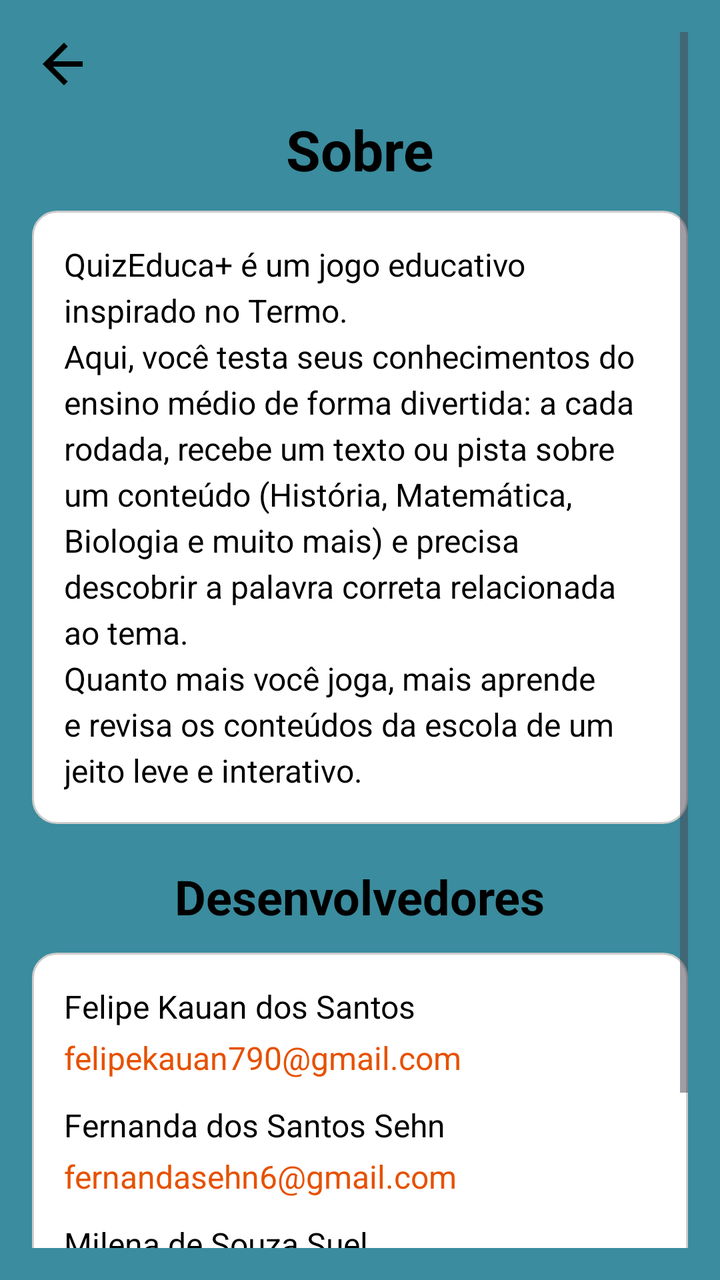
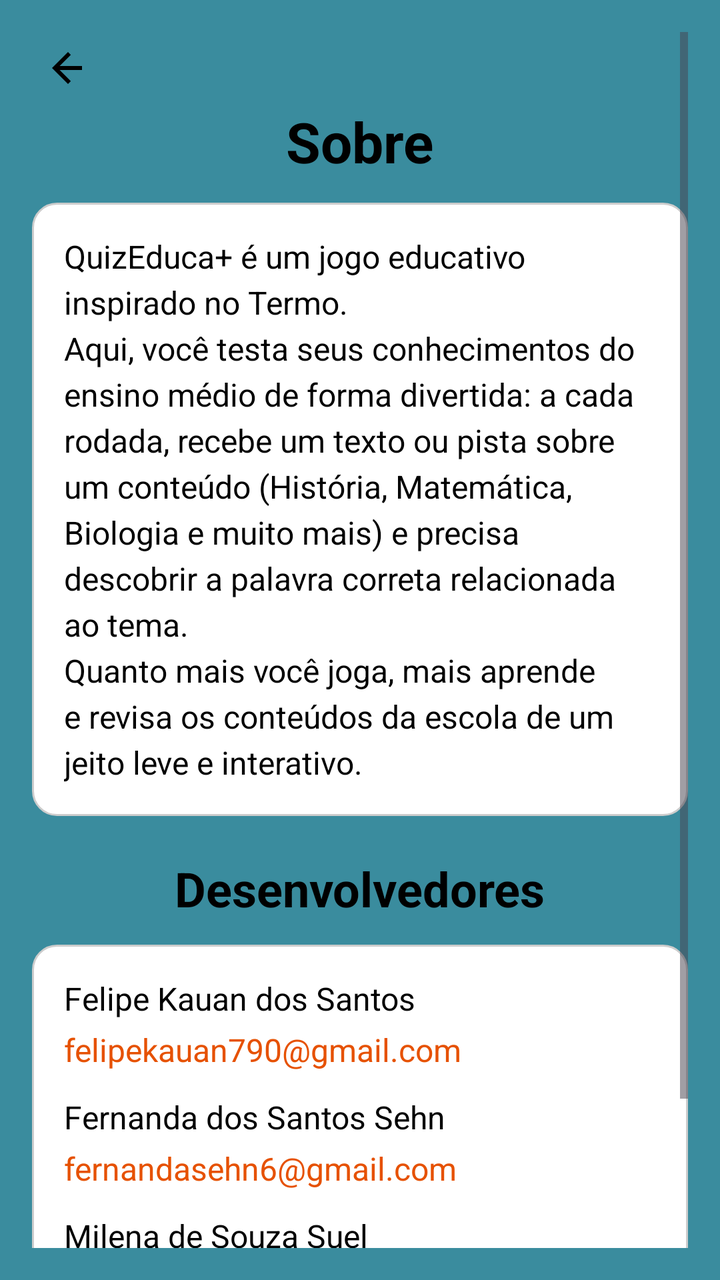

The first picture is an Android layout as it rendered before a commit; the second is the same layout after the commit. The layout source and the unified diff follow.
<!-- AndroidManifest.xml: application theme Theme.QuizEduca -->
<!-- res/layout/activity_sobre.xml -->
<?xml version="1.0" encoding="utf-8"?>
<ScrollView xmlns:android="http://schemas.android.com/apk/res/android"
    android:layout_width="match_parent"
    android:layout_height="match_parent"
    android:background="#3A8C9E"
    android:padding="16dp">

    <LinearLayout
        android:layout_width="match_parent"
        android:layout_height="wrap_content"
        android:orientation="vertical">

        
        <ImageView
            android:id="@+id/btnVoltarSobre"
            android:layout_width="32dp"
            android:layout_height="32dp"
            android:src="@drawable/ic_arrow_back"
            android:contentDescription="Voltar"
            android:layout_marginBottom="8dp" />

        
        <TextView
            android:layout_width="wrap_content"
            android:layout_height="wrap_content"
            android:text="Sobre"
            android:textSize="28sp"
            android:textStyle="bold"
            android:textColor="#000000"
            android:layout_gravity="center"
            android:layout_marginBottom="12dp"/>

        
        <TextView
            android:layout_width="match_parent"
            android:layout_height="wrap_content"
            android:background="@drawable/dialog_background"
            android:padding="16dp"
            android:text="QuizEduca+ é um jogo educativo inspirado no Termo.\nAqui, você testa seus conhecimentos do ensino médio de forma divertida: a cada rodada, recebe um texto ou pista sobre um conteúdo (História, Matemática, Biologia e muito mais) e precisa descobrir a palavra correta relacionada ao tema.\nQuanto mais você joga, mais aprende e revisa os conteúdos da escola de um jeito leve e interativo."
            android:textColor="#000000"
            android:textSize="16sp"
            android:lineSpacingExtra="4dp"
            android:layout_marginBottom="20dp" />

        
        <TextView
            android:layout_width="wrap_content"
            android:layout_height="wrap_content"
            android:text="Desenvolvedores"
            android:textSize="24sp"
            android:textStyle="bold"
            android:textColor="#000000"
            android:layout_gravity="center"
            android:layout_marginBottom="12dp"/>

        
        <LinearLayout
            android:layout_width="match_parent"
            android:layout_height="wrap_content"
            android:background="@drawable/dialog_background"
            android:orientation="vertical"
            android:padding="16dp">

            <TextView
                android:layout_width="wrap_content"
                android:layout_height="wrap_content"
                android:text="Felipe Kauan dos Santos"
                android:textColor="#000000"
                android:textSize="16sp"
                android:layout_marginBottom="4dp" />

            <TextView
                android:layout_width="wrap_content"
                android:layout_height="wrap_content"
                android:text="felipekauan790@gmail.com"
                android:textColor="#E65100"
                android:textSize="16sp"
                android:layout_marginBottom="12dp" />

            <TextView
                android:layout_width="wrap_content"
                android:layout_height="wrap_content"
                android:text="Fernanda dos Santos Sehn"
                android:textColor="#000000"
                android:textSize="16sp"
                android:layout_marginBottom="4dp" />

            <TextView
                android:layout_width="wrap_content"
                android:layout_height="wrap_content"
                android:text="fernandasehn6@gmail.com"
                android:textColor="#E65100"
                android:textSize="16sp"
                android:layout_marginBottom="12dp" />

            <TextView
                android:layout_width="wrap_content"
                android:layout_height="wrap_content"
                android:text="Milena de Souza Suel"
                android:textColor="#000000"
                android:textSize="16sp"
                android:layout_marginBottom="4dp" />

            <TextView
                android:layout_width="wrap_content"
                android:layout_height="wrap_content"
                android:text="milenasouzasuiel8@gmail.com"
                android:textColor="#E65100"
                android:textSize="16sp"
                android:layout_marginBottom="12dp" />

            <TextView
                android:layout_width="wrap_content"
                android:layout_height="wrap_content"
                android:text="Sofia Müller David"
                android:textColor="#000000"
                android:textSize="16sp"
                android:layout_marginBottom="4dp" />

            <TextView
                android:layout_width="wrap_content"
                android:layout_height="wrap_content"
                android:text="sofiamulleri201@gmail.com"
                android:textColor="#E65100"
                android:textSize="16sp" />

        </LinearLayout>
    </LinearLayout>

</ScrollView>
<!-- resources referenced by this layout -->
<resources>
  <!-- drawable dialog_background (drawable) -->
  <?xml version="1.0" encoding="utf-8"?>
  <shape xmlns:android="http://schemas.android.com/apk/res/android">
      <solid android:color="#FFFFFF" />
      <corners android:radius="12dp" />
      <stroke
          android:width="1dp"
          android:color="#CCCCCC" />
  </shape>
  <!-- drawable ic_arrow_back (drawable) -->
  <?xml version="1.0" encoding="utf-8"?>
  <vector xmlns:android="http://schemas.android.com/apk/res/android"
      android:width="24dp"
      android:height="24dp"
      android:viewportWidth="24"
      android:viewportHeight="24">
  
      <path
          android:fillColor="@color/black"
          android:pathData="M19,11H7.83l5.59,-5.59L12,4l-8,8 8,8 1.41,-1.41L7.83,13H19v-2z"/>
  </vector>
  <style name="Theme.QuizEduca" parent="Theme.Material3.DayNight.NoActionBar">
          <item name="colorPrimary">@color/colorPrimary</item>
          <item name="colorPrimaryVariant">@color/colorPrimaryDark</item>
          <item name="colorOnPrimary">@color/white</item>
          <item name="colorSecondary">@color/colorSecondary</item>
          <item name="colorSecondaryVariant">@color/colorSecondaryDark</item>
          <item name="colorOnSecondary">@color/black</item>
          <item name="android:statusBarColor">?attr/colorPrimaryVariant</item>
      </style>
  <color name="black">#FF000000</color>
  <color name="colorPrimary">#3A8C9E</color>
  <color name="colorPrimaryDark">#2A6C7E</color>
  <color name="white">#FFFFFFFF</color>
  <color name="colorSecondary">#FF914D</color>
  <color name="colorSecondaryDark">#E6712D</color>
</resources>

<!-- the commit's change to res/layout/activity_sobre.xml (unified diff, before → after) -->
@@ -11,13 +11,15 @@
         android:orientation="vertical">
 
         
-        <ImageView
+        <ImageButton
             android:id="@+id/btnVoltarSobre"
-            android:layout_width="32dp"
-            android:layout_height="32dp"
+            android:layout_width="36dp"
+            android:layout_height="36dp"
+            android:background="?attr/selectableItemBackgroundBorderless"
             android:src="@drawable/ic_arrow_back"
-            android:contentDescription="Voltar"
-            android:layout_marginBottom="8dp" />
+            android:contentDescription="Voltar">
+        </ImageButton>
+
 
         
         <TextView
